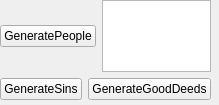
Qt form progra2/worldwindow.ui (madri308/Heaven_vs_Hell) before a commit.
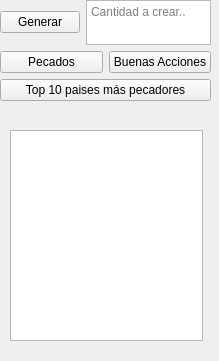
The same form after that commit. Icons and pictures are not drawn.

```diff
--- a/progra2/worldwindow.ui
+++ b/progra2/worldwindow.ui
@@ -7,7 +7,7 @@
     <x>0</x>
     <y>0</y>
     <width>219</width>
-    <height>105</height>
+    <height>361</height>
    </rect>
   </property>
   <property name="sizePolicy">
@@ -36,7 +36,7 @@
       <x>0</x>
       <y>0</y>
       <width>211</width>
-      <height>100</height>
+      <height>121</height>
      </rect>
     </property>
     <property name="minimumSize">
@@ -51,7 +51,7 @@
        <item>
         <widget class="QPushButton" name="generatePeople">
          <property name="text">
-          <string>GeneratePeople</string>
+          <string>Generar</string>
          </property>
         </widget>
        </item>
@@ -72,6 +72,9 @@
            <height>10</height>
           </size>
          </property>
+         <property name="placeholderText">
+          <string>Cantidad a crear..</string>
+         </property>
         </widget>
        </item>
       </layout>
@@ -81,21 +84,45 @@
        <item>
         <widget class="QPushButton" name="generateSins">
          <property name="text">
-          <string>GenerateSins</string>
+          <string>Pecados</string>
          </property>
         </widget>
        </item>
        <item>
         <widget class="QPushButton" name="generateGoodDeeds">
          <property name="text">
-          <string>GenerateGoodDeeds</string>
+          <string>Buenas Acciones</string>
          </property>
         </widget>
        </item>
       </layout>
      </item>
+     <item>
+      <widget class="QPushButton" name="top10">
+       <property name="text">
+        <string>Top 10 paises más pecadores</string>
+       </property>
+      </widget>
+     </item>
+     <item>
+      <widget class="QLabel" name="humansCount">
+       <property name="text">
+        <string/>
+       </property>
+      </widget>
+     </item>
     </layout>
    </widget>
+   <widget class="QListWidget" name="list">
+    <property name="geometry">
+     <rect>
+      <x>10</x>
+      <y>130</y>
+      <width>193</width>
+      <height>211</height>
+     </rect>
+    </property>
+   </widget>
   </widget>
  </widget>
  <resources/>
```
Left out of the diff: 10 changed lines with no effect on the pictures.
